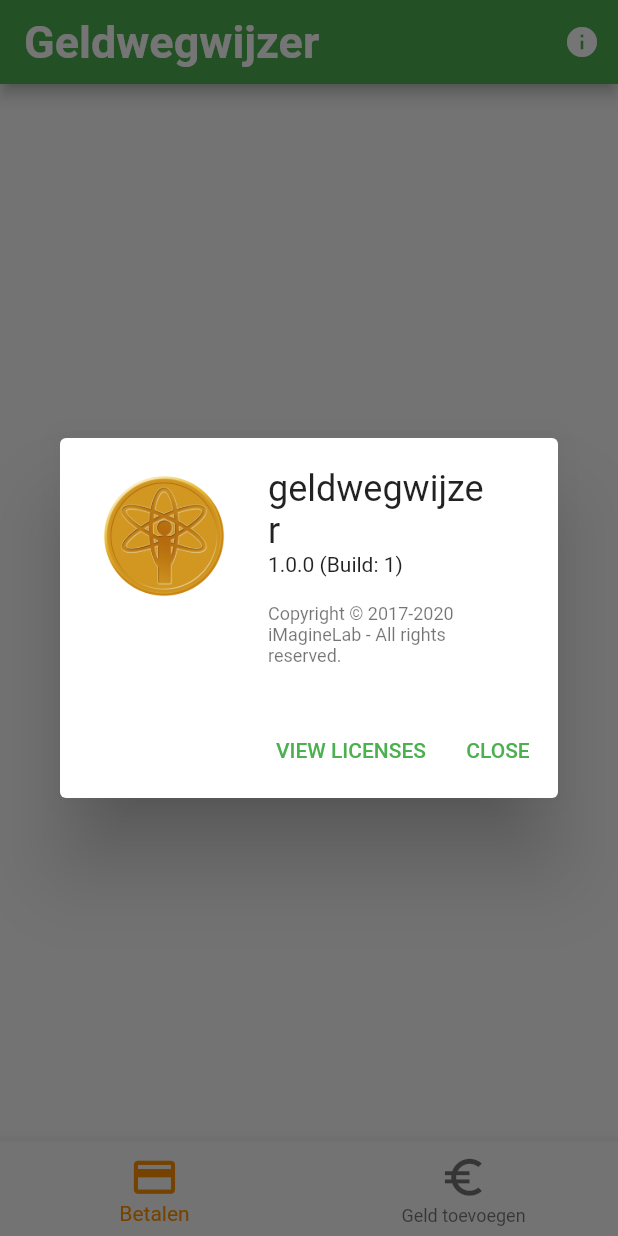
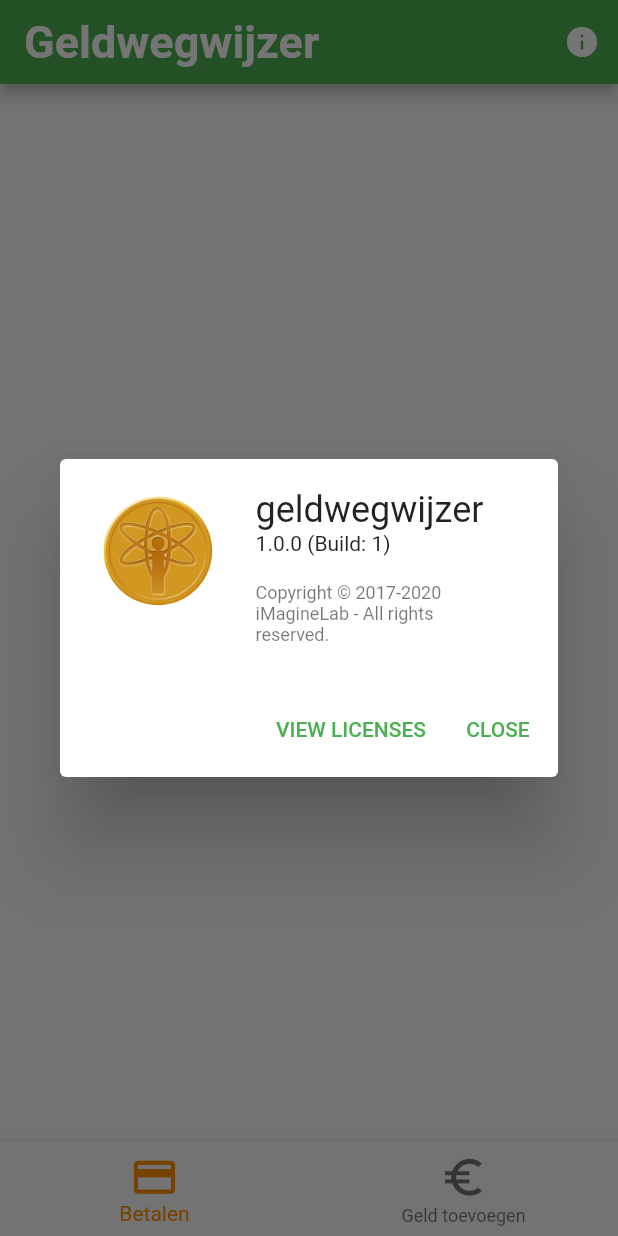
Before and after one commit to iMagineLab-BE/Geldwegwijzer, a Flutter app: the screen it shows after launch, after a tap on the "info" icon, on a phone screen of 412 x 824 dp. Run offline on Flutter 3.47's test engine with Material 2 defaults, Android fonts, the phone set to English and light mode, and no system bars; our stand-ins replace package_info.

Commit message:
Decreased icon size in about box

```diff
--- a/lib/about_app.dart
+++ b/lib/about_app.dart
@@ -23,6 +23,6 @@ Future<void> openAboutApp(BuildContext context) async {
     applicationName: appName,
     applicationVersion: appVersion,
     applicationLegalese: 'Copyright © 2017-' + DateTime.now().year.toString() + ' iMagineLab - All rights reserved.',
-    applicationIcon: Image.asset('assets/icon.png', width: SizeConfig.blockSizeVertical * 11.0)
+    applicationIcon: Image.asset('assets/icon.png', width: SizeConfig.blockSizeVertical * 10.0)
   );
 }
```
